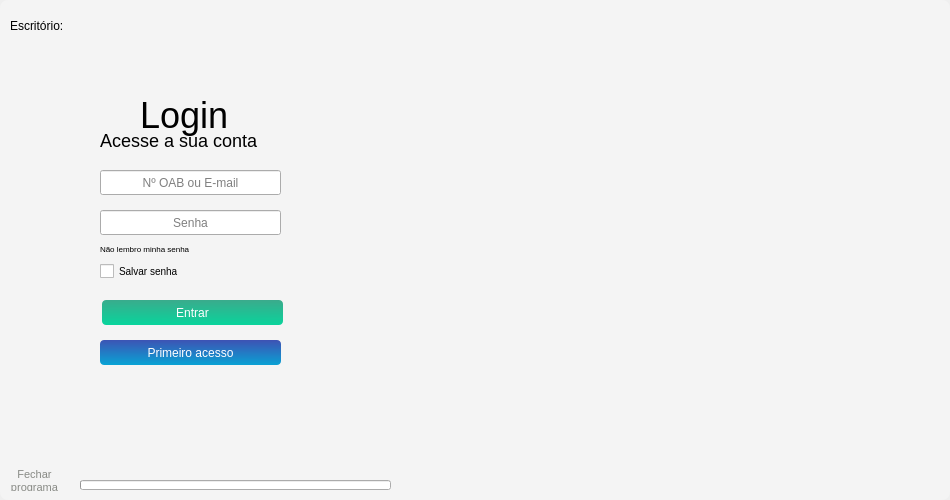
The window that Design/UI/loginPage.ui (newprev/PrevCliente) describes before a commit, drawn with Qt 5.
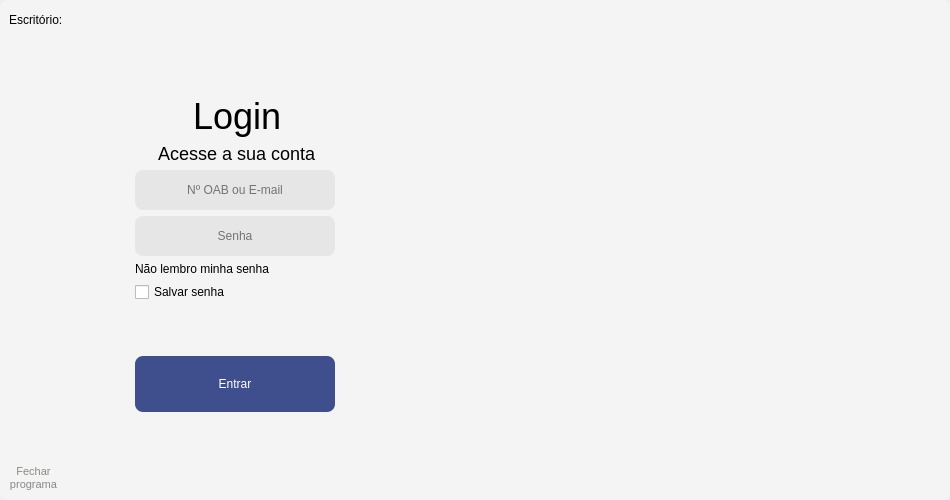
The same window after the commit. Icons and pictures are not drawn.

```diff
--- a/Design/UI/loginPage.ui
+++ b/Design/UI/loginPage.ui
@@ -68,7 +68,8 @@
 
 /*---------------------------------- Label --------------------------------------*/
 #lbLogin {
-	font-family: &quot;TeX Gyre Adventor&quot;;
+	font-family: &quot;Bebas&quot;;
+	font: 10pt &quot;Bebas Neue&quot;;
 	font-size: 36px;
 }
 
@@ -83,19 +84,17 @@
 }
 
 #lbNLS {
-	font-family: &quot;TeX Gyre Adventor&quot;;
-	font-size: 8px;
+	font: 10pt &quot;Avenir LT Std&quot;;
 }
 
 /*------------------------------- Push Button ---------------------------------*/
 
 #pbEntrar {
-	font-family: &quot;TeX Gyre Adventor&quot;;
-	font-size: 12px;
+	font: 12pt &quot;Avenir LT Std&quot;;
 	color: white;
 
-	border-radius: 4px;
-	background-color: qlineargradient(spread:pad, x1:0.51, y1:0, x2:0.474, y2:1, stop:0 rgba(58, 171, 140, 255), stop:1 rgba(9, 212, 156, 255));
+	border-radius: 8px;
+	background-color: #3F4E8C;
 }
 
 #pbEntrar:hover {
@@ -107,25 +106,6 @@
 	background-color: qlineargradient(spread:pad, x1:0.51, y1:0, x2:0.474, y2:1, stop:0 rgba(68, 181, 150, 255), stop:1 rgba(19, 222, 166, 255));
 }
 
-#pbPrimeiroAcesso {
-	font-family: &quot;TeX Gyre Adventor&quot;;
-	font-size: 12px;
-	color: white;
-
-	border-radius: 4px;
-	background-color: qlineargradient(spread:pad, x1:0.51, y1:0, x2:0.474, y2:1, stop:0 rgba(61, 83, 180, 255), stop:1 rgba(9, 162, 212, 255));
-}
-
-#pbPrimeiroAcesso:hover {
-	font-family: &quot;TeX Gyre Adventor&quot;;
-	font-size: 12px;
-	color: white;
-
-	border-radius: 4px;
-	background-color: qlineargradient(spread:pad, x1:0.51, y1:0, x2:0.474, y2:1, stop:0 rgba(81, 103, 200, 255), stop:1 rgba(29, 182, 232, 255));
-}
-
-
 #pbFechar {
 	font-family: &quot;TeX Gyre Adventor&quot;;
 	font-size: 11px;
@@ -144,11 +124,27 @@
 	background-color: transparent;
 }
 
-/*---------------------------------- Label --------------------------------------*/
+/*---------------------------------- Check Box --------------------------------------*/
 #cbSalvarSenha {
-	font-family: &quot;TeX Gyre Adventor&quot;;
-	font-size: 10px;
-}</string>
+	font-family: &quot;Avenir LT Std&quot;;
+	color: black;
+}
+
+#cbSalvarSenha::indicator:checked {
+	image: url(:/Logo/entrevista-check.png);
+}
+
+/*---------------------------------- Line Edit --------------------------------------*/
+#leLogin, #leSenha {
+	font-family: &quot;Avenir LT Std&quot;;
+
+	border: 0px solid gray;
+    border-radius: 8px;
+    padding: 0 8px;
+    background: rgb(230, 230, 230);
+    selection-background-color: darkgray;
+}
+</string>
       </property>
       <property name="frameShape">
        <enum>QFrame::StyledPanel</enum>
@@ -192,190 +188,200 @@
          <property name="frameShadow">
           <enum>QFrame::Raised</enum>
          </property>
-         <widget class="QLabel" name="lbLogin">
-          <property name="geometry">
-           <rect>
-            <x>140</x>
-            <y>90</y>
-            <width>101</width>
-            <height>51</height>
-           </rect>
-          </property>
-          <property name="text">
-           <string>Login</string>
-          </property>
-         </widget>
-         <widget class="QLineEdit" name="leLogin">
-          <property name="geometry">
-           <rect>
-            <x>100</x>
-            <y>170</y>
-            <width>181</width>
-            <height>25</height>
-           </rect>
-          </property>
-          <property name="alignment">
-           <set>Qt::AlignCenter</set>
-          </property>
-          <property name="placeholderText">
-           <string>Nº OAB ou E-mail</string>
-          </property>
-         </widget>
-         <widget class="QLineEdit" name="leSenha">
-          <property name="geometry">
-           <rect>
-            <x>100</x>
-            <y>210</y>
-            <width>181</width>
-            <height>25</height>
-           </rect>
-          </property>
-          <property name="echoMode">
-           <enum>QLineEdit::Password</enum>
-          </property>
-          <property name="alignment">
-           <set>Qt::AlignCenter</set>
-          </property>
-          <property name="placeholderText">
-           <string>Senha</string>
-          </property>
-         </widget>
-         <widget class="QLabel" name="lbEscritorio">
-          <property name="geometry">
-           <rect>
-            <x>10</x>
-            <y>10</y>
-            <width>71</width>
-            <height>31</height>
-           </rect>
-          </property>
-          <property name="text">
-           <string>Escritório:</string>
-          </property>
-         </widget>
-         <widget class="QLabel" name="lbNomeDoEscritorio">
-          <property name="geometry">
-           <rect>
-            <x>90</x>
-            <y>10</y>
-            <width>301</width>
-            <height>31</height>
-           </rect>
-          </property>
-          <property name="text">
-           <string/>
-          </property>
-         </widget>
-         <widget class="QPushButton" name="pbEntrar">
-          <property name="geometry">
-           <rect>
-            <x>102</x>
-            <y>300</y>
-            <width>181</width>
-            <height>25</height>
-           </rect>
-          </property>
-          <property name="text">
-           <string>Entrar</string>
-          </property>
-         </widget>
-         <widget class="QLabel" name="lbNLS">
-          <property name="geometry">
-           <rect>
-            <x>100</x>
-            <y>240</y>
-            <width>171</width>
-            <height>17</height>
-           </rect>
-          </property>
-          <property name="text">
-           <string>Não lembro minha senha</string>
-          </property>
-         </widget>
-         <widget class="QLabel" name="lbInfoAcesso">
-          <property name="geometry">
-           <rect>
-            <x>100</x>
-            <y>132</y>
-            <width>181</width>
-            <height>17</height>
-           </rect>
-          </property>
-          <property name="text">
-           <string>Acesse a sua conta</string>
-          </property>
-         </widget>
-         <widget class="QPushButton" name="pbPrimeiroAcesso">
-          <property name="geometry">
-           <rect>
-            <x>100</x>
-            <y>340</y>
-            <width>181</width>
-            <height>25</height>
-           </rect>
-          </property>
-          <property name="text">
-           <string>Primeiro acesso</string>
-          </property>
-         </widget>
-         <widget class="QProgressBar" name="pbarLoading">
-          <property name="geometry">
-           <rect>
-            <x>80</x>
-            <y>480</y>
-            <width>311</width>
-            <height>10</height>
-           </rect>
-          </property>
-          <property name="minimumSize">
-           <size>
-            <width>0</width>
-            <height>10</height>
-           </size>
-          </property>
-          <property name="maximumSize">
-           <size>
-            <width>16777215</width>
-            <height>10</height>
-           </size>
-          </property>
-          <property name="value">
-           <number>0</number>
-          </property>
-          <property name="textVisible">
-           <bool>false</bool>
-          </property>
-          <property name="format">
-           <string/>
-          </property>
-         </widget>
-         <widget class="QCheckBox" name="cbSalvarSenha">
-          <property name="geometry">
-           <rect>
-            <x>100</x>
-            <y>260</y>
-            <width>111</width>
-            <height>23</height>
-           </rect>
-          </property>
-          <property name="text">
-           <string>Salvar senha</string>
-          </property>
-         </widget>
-         <widget class="QPushButton" name="pbFechar">
-          <property name="geometry">
-           <rect>
-            <x>4</x>
-            <y>470</y>
-            <width>61</width>
-            <height>21</height>
-           </rect>
-          </property>
-          <property name="text">
-           <string>Fechar 
+         <layout class="QGridLayout" name="gridLayout">
+          <item row="1" column="1">
+           <spacer name="verticalSpacer_2">
+            <property name="orientation">
+             <enum>Qt::Vertical</enum>
+            </property>
+            <property name="sizeType">
+             <enum>QSizePolicy::Fixed</enum>
+            </property>
+            <property name="sizeHint" stdset="0">
+             <size>
+              <width>20</width>
+              <height>60</height>
+             </size>
+            </property>
+           </spacer>
+          </item>
+          <item row="6" column="1" alignment="Qt::AlignTop">
+           <widget class="QLabel" name="lbNLS">
+            <property name="text">
+             <string>Não lembro minha senha</string>
+            </property>
+           </widget>
+          </item>
+          <item row="13" column="1">
+           <spacer name="verticalSpacer">
+            <property name="orientation">
+             <enum>Qt::Vertical</enum>
+            </property>
+            <property name="sizeHint" stdset="0">
+             <size>
+              <width>20</width>
+              <height>40</height>
+             </size>
+            </property>
+           </spacer>
+          </item>
+          <item row="4" column="0">
+           <spacer name="horizontalSpacer">
+            <property name="orientation">
+             <enum>Qt::Horizontal</enum>
+            </property>
+            <property name="sizeHint" stdset="0">
+             <size>
+              <width>40</width>
+              <height>20</height>
+             </size>
+            </property>
+           </spacer>
+          </item>
+          <item row="2" column="0" colspan="4" alignment="Qt::AlignHCenter">
+           <widget class="QLabel" name="lbLogin">
+            <property name="text">
+             <string>Login</string>
+            </property>
+           </widget>
+          </item>
+          <item row="3" column="0" colspan="4" alignment="Qt::AlignHCenter">
+           <widget class="QLabel" name="lbInfoAcesso">
+            <property name="text">
+             <string>Acesse a sua conta</string>
+            </property>
+           </widget>
+          </item>
+          <item row="4" column="2">
+           <spacer name="horizontalSpacer_3">
+            <property name="orientation">
+             <enum>Qt::Horizontal</enum>
+            </property>
+            <property name="sizeHint" stdset="0">
+             <size>
+              <width>40</width>
+              <height>20</height>
+             </size>
+            </property>
+           </spacer>
+          </item>
+          <item row="4" column="1">
+           <widget class="QLineEdit" name="leLogin">
+            <property name="minimumSize">
+             <size>
+              <width>200</width>
+              <height>40</height>
+             </size>
+            </property>
+            <property name="alignment">
+             <set>Qt::AlignCenter</set>
+            </property>
+            <property name="placeholderText">
+             <string>Nº OAB ou E-mail</string>
+            </property>
+           </widget>
+          </item>
+          <item row="5" column="0">
+           <spacer name="horizontalSpacer_2">
+            <property name="orientation">
+             <enum>Qt::Horizontal</enum>
+            </property>
+            <property name="sizeHint" stdset="0">
+             <size>
+              <width>40</width>
+              <height>20</height>
+             </size>
+            </property>
+           </spacer>
+          </item>
+          <item row="7" column="1" alignment="Qt::AlignTop">
+           <widget class="QCheckBox" name="cbSalvarSenha">
+            <property name="text">
+             <string>Salvar senha</string>
+            </property>
+           </widget>
+          </item>
+          <item row="12" column="1">
+           <widget class="QPushButton" name="pbEntrar">
+            <property name="minimumSize">
+             <size>
+              <width>0</width>
+              <height>56</height>
+             </size>
+            </property>
+            <property name="text">
+             <string>Entrar</string>
+            </property>
+           </widget>
+          </item>
+          <item row="5" column="2">
+           <spacer name="horizontalSpacer_4">
+            <property name="orientation">
+             <enum>Qt::Horizontal</enum>
+            </property>
+            <property name="sizeHint" stdset="0">
+             <size>
+              <width>40</width>
+              <height>20</height>
+             </size>
+            </property>
+           </spacer>
+          </item>
+          <item row="5" column="1">
+           <widget class="QLineEdit" name="leSenha">
+            <property name="minimumSize">
+             <size>
+              <width>0</width>
+              <height>40</height>
+             </size>
+            </property>
+            <property name="echoMode">
+             <enum>QLineEdit::Password</enum>
+            </property>
+            <property name="alignment">
+             <set>Qt::AlignCenter</set>
+            </property>
+            <property name="placeholderText">
+             <string>Senha</string>
+            </property>
+           </widget>
+          </item>
+          <item row="8" column="1">
+           <spacer name="verticalSpacer_3">
+            <property name="orientation">
+             <enum>Qt::Vertical</enum>
+            </property>
+            <property name="sizeHint" stdset="0">
+             <size>
+              <width>20</width>
+              <height>40</height>
+             </size>
+            </property>
+           </spacer>
+          </item>
+          <item row="0" column="0">
+           <widget class="QLabel" name="lbEscritorio">
+            <property name="text">
+             <string>Escritório:</string>
+            </property>
+           </widget>
+          </item>
+          <item row="0" column="1" colspan="3">
+           <widget class="QLabel" name="lbNomeDoEscritorio">
+            <property name="text">
+             <string/>
+            </property>
+           </widget>
+          </item>
+          <item row="15" column="0" alignment="Qt::AlignLeft">
+           <widget class="QPushButton" name="pbFechar">
+            <property name="text">
+             <string>Fechar 
 programa</string>
-          </property>
-         </widget>
+            </property>
+           </widget>
+          </item>
+         </layout>
         </widget>
        </item>
        <item>
```
Left out of the diff: 7 changed lines with no effect on the pictures.
